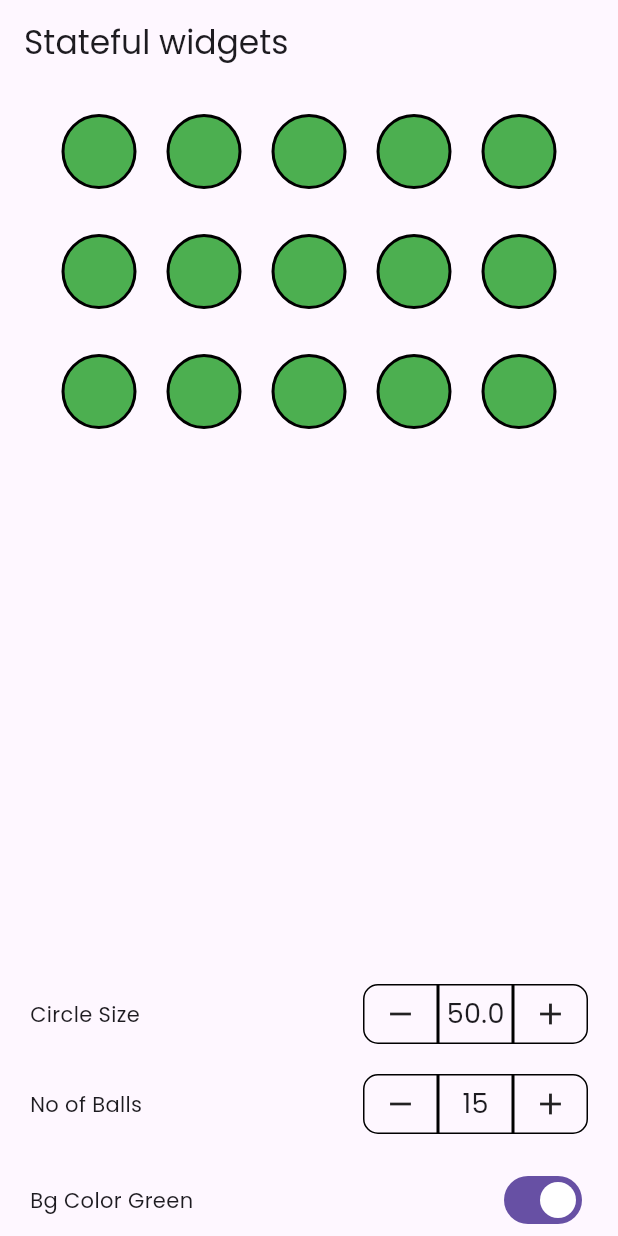
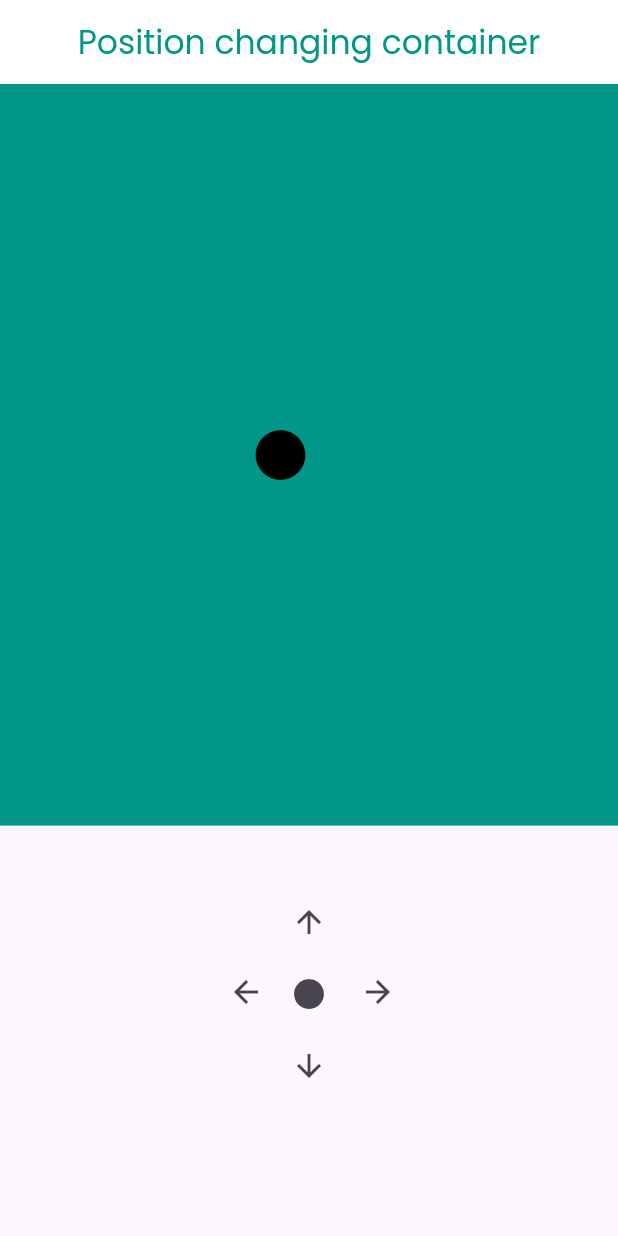
Before and after one commit to nightlight4190/SOCH_Flutter, a Flutter app: the screen it shows after launch, on a phone screen of 412 x 824 dp. Run offline on Flutter 3.47's test engine with Material 3 defaults, Android fonts, the phone set to English and light mode, and no system bars; our stand-ins replace dotted_border; missing offline and left inert: dart:ffi.

Commit message:
created buttons for direction control

```diff
--- a/lib/Day_9/classwork/statefulcontaier.dart
+++ b/lib/Day_9/classwork/changingContainer.dart
@@ -1,13 +1,13 @@
 import 'package:flutter/material.dart';
 
-class Stateful extends StatefulWidget {
-  const Stateful({super.key});
+class ChangingContainer extends StatefulWidget {
+  const ChangingContainer({super.key});
 
   @override
-  State<Stateful> createState() => _StatefulState();
+  State<ChangingContainer> createState() => _ChangingContainerState();
 }
 
-class _StatefulState extends State<Stateful> {
+class _ChangingContainerState extends State<ChangingContainer> {
   int noOfballs = 15;
   double circleSize = 50;
   bool isBgGreen = true;
--- a/lib/Day_9/homework/dynamicPosition.dart
+++ b/lib/Day_9/homework/dynamicPosition.dart
@@ -1,15 +1,199 @@
+import 'dart:ffi';
+
 import 'package:flutter/material.dart';
+import 'package:flutter/widgets.dart';
 
-class MyWidget extends StatefulWidget {
-  const MyWidget({super.key});
+class DynamicPosition extends StatefulWidget {
+  const DynamicPosition({super.key});
 
   @override
-  State<MyWidget> createState() => _MyWidgetState();
+  State<DynamicPosition> createState() => _DynamicPositionState();
 }
 
-class _MyWidgetState extends State<MyWidget> {
+class _DynamicPositionState extends State<DynamicPosition> {
+  double _cTop = 20;
+  double _cBottom = 20;
+  double _cLeft = 2;
+  double _cRight = 40;
+
   @override
   Widget build(BuildContext context) {
-    return const Placeholder();
+    return Scaffold(
+      appBar: AppBar(
+        title: Text('Position changing container'),
+        centerTitle: true,
+        backgroundColor: Colors.white,
+        foregroundColor: Colors.teal,
+      ),
+      body: Column(
+        children: [
+          Container(
+            height: MediaQuery.of(context).size.height * 0.6,
+            width: MediaQuery.of(context).size.width,
+            color: Colors.teal,
+            child: Stack(
+              children: [
+                Positioned(
+                  top: _cTop,
+                  bottom: _cBottom,
+                  left: _cLeft,
+                  right: _cRight,
+                  child: Icon(
+                    Icons.circle,
+                    size: 40,
+                    color: Colors.black,
+                  ),
+                ),
+              ],
+            ),
+          ),
+          Container(
+            height: MediaQuery.of(context).size.height * 0.3,
+            width: MediaQuery.of(context).size.width,
+            // color: Colors.amber,
+            child: Stack(
+              children: [
+                Positioned(
+                  right: 10,
+                  left: 10,
+                  top: 40,
+                  child: Column(
+                    mainAxisAlignment: MainAxisAlignment.spaceEvenly,
+                    mainAxisSize: MainAxisSize.min,
+                    children: [
+                      IconButton(
+                        onPressed: () {},
+                        icon: Icon(
+                          Icons.arrow_upward,
+                        ),
+                      ),
+                      IconButton(
+                        onPressed: () {},
+                        icon: Icon(
+                          Icons.circle,
+                        ),
+                      ),
+                      IconButton(
+                        onPressed: () {},
+                        icon: Icon(
+                          Icons.arrow_downward,
+                        ),
+                      ),
+                    ],
+                  ),
+                ),
+                Positioned(
+                  top: 35,
+                  // right: 40,
+                  left: 140,
+                  bottom: 60,
+                  child: Row(
+                    children: [
+                      IconButton(
+                        onPressed: () {},
+                        icon: Icon(
+                          Icons.arrow_back,
+                        ),
+                      ),
+                      SizedBox(
+                        width: 40,
+                      ),
+                      IconButton(
+                        onPressed: () {},
+                        icon: Icon(
+                          Icons.arrow_forward,
+                        ),
+                      ),
+                    ],
+                  ),
+                ),
+              ],
+            ),
+          )
+        ],
+      ),
+    );
   }
 }
+
+// class MyHomePage extends StatefulWidget {
+//   @override
+//   _MyHomePageState createState() => _MyHomePageState();
+// }
+
+// class _MyHomePageState extends State<MyHomePage> {
+//   double _circlePositionX = 0.0;
+//   double _circlePositionY = 0.0;
+
+//   void _moveCircle(Direction direction) {
+//     setState(() {
+//       switch (direction) {
+//         case Direction.left:
+//           _circlePositionX -= 10;
+//           break;
+//         case Direction.right:
+//           _circlePositionX += 10;
+//           break;
+//         case Direction.up:
+//           _circlePositionY -= 10;
+//           break;
+//         case Direction.down:
+//           _circlePositionY += 10;
+//           break;
+//       }
+//     });
+//   }
+
+//   @override
+//   Widget build(BuildContext context) {
+//     return Scaffold(
+//       appBar: AppBar(
+//         title: Text('Move Circle'),
+//       ),
+//       body: Stack(
+//         children: [
+//           Positioned(
+//             left: _circlePositionX,
+//             top: _circlePositionY,
+//             child: Container(
+//               width: 50,
+//               height: 50,
+//               decoration: BoxDecoration(
+//                 color: Colors.blue,
+//                 shape: BoxShape.circle,
+//               ),
+//             ),
+//           ),
+//         ],
+//       ),
+//       bottomNavigationBar: Row(
+//         mainAxisAlignment: MainAxisAlignment.spaceAround,
+//         children: [
+//           IconButton(
+//             onPressed: () => _moveCircle(Direction.left),
+//             icon: Icon(Icons.arrow_back),
+//           ),
+//           IconButton(
+//             onPressed: () => _moveCircle(Direction.up),
+//             icon: Icon(Icons.arrow_upward),
+//           ),
+//           IconButton(
+//             onPressed: () => _moveCircle(Direction.down),
+//             icon: Icon(Icons.arrow_downward),
+//           ),
+//           IconButton(
+//             onPressed: () => _moveCircle(Direction.right),
+//             icon: Icon(Icons.arrow_forward),
+//           ),
+//         ],
+//       ),
+//     );
+//   }
+// }
+
+// enum Direction {
+//   left,
+//   right,
+//   up,
+//   down,
+// }
--- a/lib/app.dart
+++ b/lib/app.dart
@@ -1,4 +1,4 @@
-import 'package:day_5_hw/Day_9/classwork/statefulcontaier.dart';
+import 'package:day_5_hw/Day_9/homework/dynamicPosition.dart';
 import 'package:flutter/material.dart';
 
 class MyApp extends StatelessWidget {
@@ -9,7 +9,7 @@ class MyApp extends StatelessWidget {
     return MaterialApp(
       debugShowCheckedModeBanner: false,
       theme: ThemeData(fontFamily: 'Poppins'),
-      home: Stateful(),
+      home: DynamicPosition(),
     );
   }
 }
```
